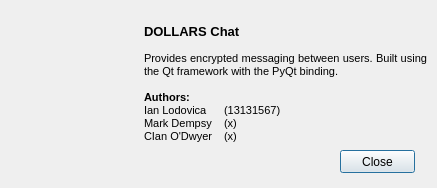
CodexVII/ChatApp, file Python UI Source Trial/UI/AboutUI.ui: the form before one commit.
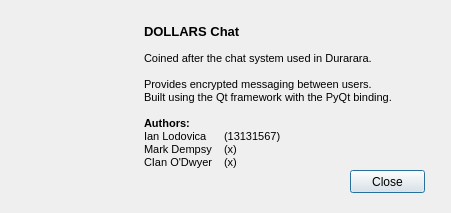
The form after the commit. Icons and pictures are not drawn.

Patch:
```diff
--- a/Python UI Source Trial/UI/AboutUI.ui
+++ b/Python UI Source Trial/UI/AboutUI.ui
@@ -6,8 +6,8 @@
    <rect>
     <x>0</x>
     <y>0</y>
-    <width>437</width>
-    <height>188</height>
+    <width>451</width>
+    <height>213</height>
    </rect>
   </property>
   <property name="windowTitle">
@@ -25,7 +25,7 @@
      <x>140</x>
      <y>20</y>
      <width>291</width>
-     <height>131</height>
+     <height>151</height>
     </rect>
    </property>
    <property name="autoFillBackground">
@@ -47,7 +47,10 @@
 &lt;/style&gt;&lt;/head&gt;&lt;body style=&quot; font-family:'MS Shell Dlg 2'; font-size:8.25pt; font-weight:400; font-style:normal;&quot;&gt;
 &lt;p style=&quot; margin-top:0px; margin-bottom:0px; margin-left:0px; margin-right:0px; -qt-block-indent:0; text-indent:0px;&quot;&gt;&lt;span style=&quot; font-size:10pt; font-weight:600;&quot;&gt;DOLLARS Chat&lt;/span&gt;&lt;/p&gt;
 &lt;p style=&quot;-qt-paragraph-type:empty; margin-top:0px; margin-bottom:0px; margin-left:0px; margin-right:0px; -qt-block-indent:0; text-indent:0px; font-size:8pt;&quot;&gt;&lt;br /&gt;&lt;/p&gt;
-&lt;p align=&quot;justify&quot; style=&quot; margin-top:0px; margin-bottom:0px; margin-left:0px; margin-right:0px; -qt-block-indent:0; text-indent:0px;&quot;&gt;&lt;span style=&quot; font-size:8pt;&quot;&gt;Provides encrypted messaging between users. Built using the Qt framework with the PyQt binding.&lt;/span&gt;&lt;/p&gt;
+&lt;p style=&quot; margin-top:0px; margin-bottom:0px; margin-left:0px; margin-right:0px; -qt-block-indent:0; text-indent:0px;&quot;&gt;&lt;span style=&quot; font-size:8pt;&quot;&gt;Coined after the chat system used in Durarara.&lt;/span&gt;&lt;/p&gt;
+&lt;p style=&quot;-qt-paragraph-type:empty; margin-top:0px; margin-bottom:0px; margin-left:0px; margin-right:0px; -qt-block-indent:0; text-indent:0px; font-size:8pt;&quot;&gt;&lt;br /&gt;&lt;/p&gt;
+&lt;p align=&quot;justify&quot; style=&quot; margin-top:0px; margin-bottom:0px; margin-left:0px; margin-right:0px; -qt-block-indent:0; text-indent:0px;&quot;&gt;&lt;span style=&quot; font-size:8pt;&quot;&gt;Provides encrypted messaging between users. &lt;/span&gt;&lt;/p&gt;
+&lt;p align=&quot;justify&quot; style=&quot; margin-top:0px; margin-bottom:0px; margin-left:0px; margin-right:0px; -qt-block-indent:0; text-indent:0px;&quot;&gt;&lt;span style=&quot; font-size:8pt;&quot;&gt;Built using the Qt framework with the PyQt binding.&lt;/span&gt;&lt;/p&gt;
 &lt;p align=&quot;justify&quot; style=&quot;-qt-paragraph-type:empty; margin-top:0px; margin-bottom:0px; margin-left:0px; margin-right:0px; -qt-block-indent:0; text-indent:0px; font-size:8pt;&quot;&gt;&lt;br /&gt;&lt;/p&gt;
 &lt;p style=&quot; margin-top:0px; margin-bottom:0px; margin-left:0px; margin-right:0px; -qt-block-indent:0; text-indent:0px;&quot;&gt;&lt;span style=&quot; font-size:8pt; font-weight:600;&quot;&gt;Authors:&lt;/span&gt;&lt;/p&gt;
 &lt;p style=&quot; margin-top:0px; margin-bottom:0px; margin-left:0px; margin-right:0px; -qt-block-indent:0; text-indent:0px;&quot;&gt;&lt;span style=&quot; font-size:8pt;&quot;&gt;Ian Lodovica 	(13131567)&lt;/span&gt;&lt;/p&gt;
@@ -61,7 +64,7 @@
    <property name="geometry">
     <rect>
      <x>10</x>
-     <y>20</y>
+     <y>30</y>
      <width>121</width>
      <height>121</height>
     </rect>
@@ -86,8 +89,8 @@
   <widget class="QPushButton" name="pushButton">
    <property name="geometry">
     <rect>
-     <x>340</x>
-     <y>150</y>
+     <x>350</x>
+     <y>170</y>
      <width>75</width>
      <height>23</height>
     </rect>
```
